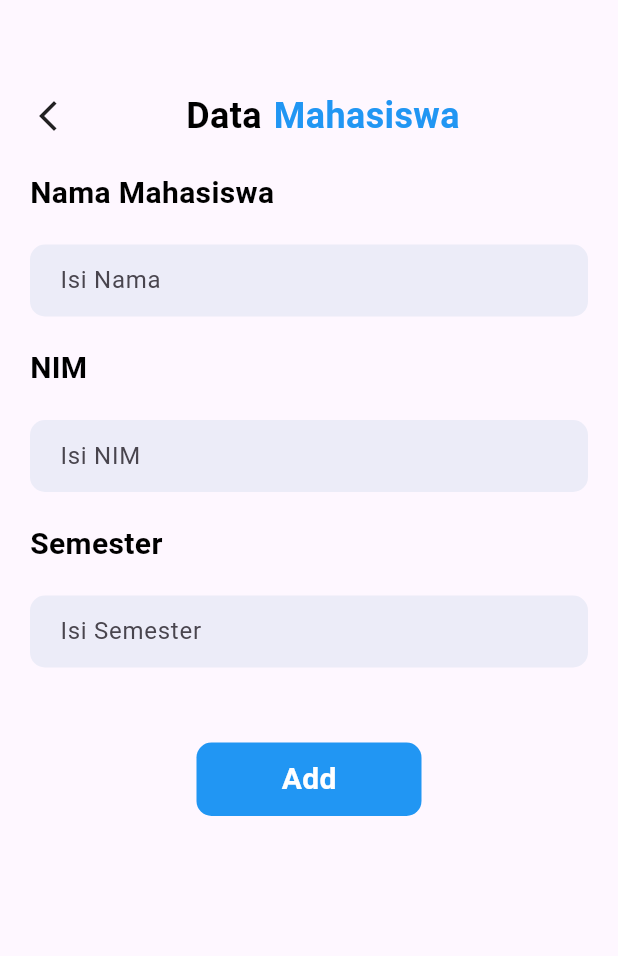
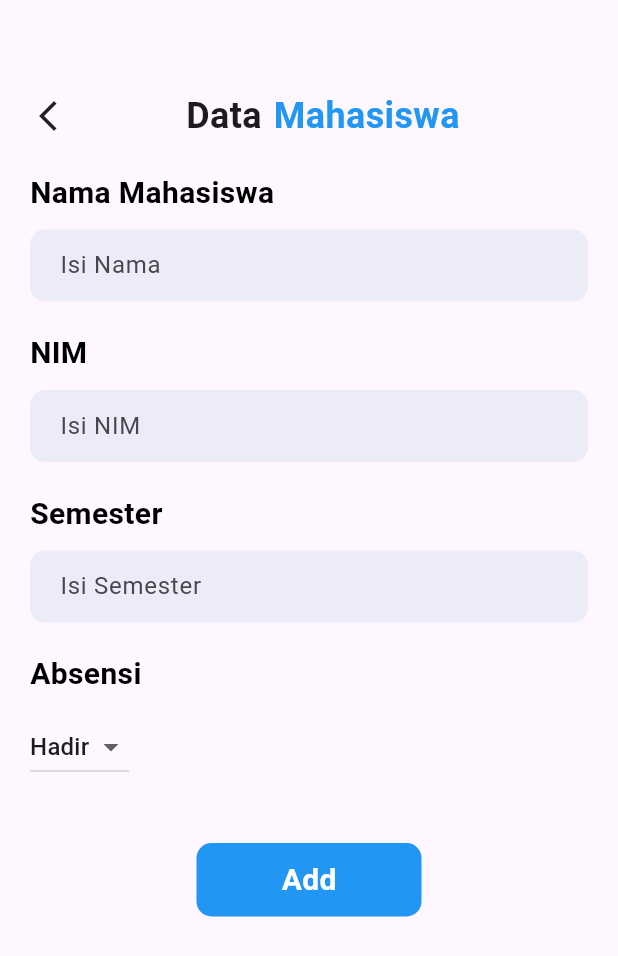
Before and after one commit to Siblih/UAS, a Flutter app: the AddStudent screen opened directly, on a phone screen of 412 x 824 dp. Shown: the top 956 px of the screen. Run offline on Flutter 3.47's test engine with Material 3 defaults, Android fonts, the phone set to English and light mode, and no system bars; our stand-ins replace random_string, supabase_flutter; accounts and stored records are empty.

Commit message:
Perbaikan parameter absensi dan perbaikan menu update

```diff
--- a/lib/pages/add_student.dart
+++ b/lib/pages/add_student.dart
@@ -1,25 +1,44 @@
 // ignore_for_file: use_build_context_synchronously
 
+import 'package:flutter/material.dart';
 import 'package:random_string/random_string.dart';
-import '../service/database.dart'; // Adjust the path based on the actual location of database_methods.dart
-import 'package:flutter/material.dart';
+import '../service/database.dart';
 
 class AddStudent extends StatefulWidget {
   final bool isEdit;
-final Map<String, dynamic>? studentData;
+  final Map<String, dynamic>? studentData;
 
-const AddStudent({super.key, this.isEdit = false, this.studentData});
-
+  const AddStudent({super.key, this.isEdit = false, this.studentData});
 
   @override
   State<AddStudent> createState() => _AddStudentState();
 }
 
 class _AddStudentState extends State<AddStudent> {
-  TextEditingController nameController = TextEditingController();
-  TextEditingController ageController = TextEditingController();
-  TextEditingController rollnoController = TextEditingController();
-  bool isLoading = false; // Track loading state
+  final TextEditingController nameController = TextEditingController();
+  final TextEditingController ageController = TextEditingController(); // NIM
+  final TextEditingController rollnoController = TextEditingController(); // Semester
+  String attendanceStatus = 'H';
+  bool isLoading = false;
+
+  @override
+  void initState() {
+    super.initState();
+    if (widget.isEdit && widget.studentData != null) {
+      nameController.text = widget.studentData!['nama'] ?? '';
+      ageController.text = widget.studentData!['nim'].toString();
+      rollnoController.text = widget.studentData!['semester'] ?? '';
+      attendanceStatus = widget.studentData!['absensi'] ?? 'H';
+    }
+  }
+
+  @override
+  void dispose() {
+    nameController.dispose();
+    ageController.dispose();
+    rollnoController.dispose();
+    super.dispose();
+  }
 
   @override
   Widget build(BuildContext context) {
@@ -29,156 +48,114 @@ class _AddStudentState extends State<AddStudent> {
         child: Column(
           crossAxisAlignment: CrossAxisAlignment.start,
           children: [
+            // Header
             Row(
               children: [
                 GestureDetector(
-                  onTap: () {
-                    Navigator.pop(context); // kembali ke halaman sebelumnya
-                  },
+                  onTap: () => Navigator.pop(context),
                   child: const Icon(Icons.arrow_back_ios_new_outlined),
                 ),
                 SizedBox(width: 80.0),
                 Text(
                   "Data",
-                  style: TextStyle(
-                    color: Colors.black,
-                    fontSize: 24.0,
-                    fontWeight: FontWeight.bold,
-                  ),
+                  style: TextStyle(fontSize: 24.0, fontWeight: FontWeight.bold),
                 ),
-                const SizedBox(width: 8.0),
+                SizedBox(width: 8.0),
                 Text(
                   "Mahasiswa",
-                  style: TextStyle(
-                    color: Colors.blue,
-                    fontSize: 24.0,
-                    fontWeight: FontWeight.bold,
-                  ),
+                  style: TextStyle(color: Colors.blue, fontSize: 24.0, fontWeight: FontWeight.bold),
                 ),
               ],
             ),
-            const SizedBox(height: 20.0),
-            Text(
-              "Nama Mahasiswa",
-              style: TextStyle(
-                color: Colors.black,
-                fontSize: 20.0,
-                fontWeight: FontWeight.bold,
-              ),
+            SizedBox(height: 20.0),
+
+            // Nama
+            Text("Nama Mahasiswa", style: _labelStyle()),
+            SizedBox(height: 10.0),
+            _buildTextField(nameController, "Isi Nama"),
+
+            // NIM
+            SizedBox(height: 20.0),
+            Text("NIM", style: _labelStyle()),
+            SizedBox(height: 10.0),
+            _buildTextField(ageController, "Isi NIM"),
+
+            // Semester
+            SizedBox(height: 20.0),
+            Text("Semester", style: _labelStyle()),
+            SizedBox(height: 10.0),
+            _buildTextField(rollnoController, "Isi Semester"),
+
+            // Attendance
+            SizedBox(height: 20.0),
+            Text("Absensi", style: _labelStyle()),
+            SizedBox(height: 10.0),
+            DropdownButton<String>(
+              value: attendanceStatus,
+              onChanged: (String? newValue) {
+                setState(() {
+                  attendanceStatus = newValue!;
+                });
+              },
+              items: <String>['H', 'A'].map((String value) {
+                return DropdownMenuItem<String>(
+                  value: value,
+                  child: Text(value == 'H' ? 'Hadir' : 'Alpha'),
+                );
+              }).toList(),
             ),
-            SizedBox(height: 20.0),
-            Container(
-              padding: EdgeInsets.only(left: 20.0),
-              decoration: BoxDecoration(
-                  color: Color(0xFFececf8), borderRadius: BorderRadius.circular(10.0)),
-              child: TextField(
-                controller: nameController,
-                decoration: InputDecoration(
-                    border: InputBorder.none, hintText: "Isi Nama "),
-              ),
-            ),
-            SizedBox(height: 20.0),
-            Text(
-              "NIM",
-              style: TextStyle(
-                color: Colors.black,
-                fontSize: 20.0,
-                fontWeight: FontWeight.bold,
-              ),
-            ),
-            SizedBox(height: 20.0),
-            Container(
-              padding: EdgeInsets.only(left: 20.0),
-              decoration: BoxDecoration(
-                  color: Color(0xFFececf8), borderRadius: BorderRadius.circular(10.0)),
-              child: TextField(
-                controller: ageController,
-                decoration: InputDecoration(
-                    border: InputBorder.none, hintText: "Isi NIM"),
-              ),
-            ),
-            SizedBox(height: 20.0),
-            Text(
-              "Semester",
-              style: TextStyle(
-                color: Colors.black,
-                fontSize: 20.0,
-                fontWeight: FontWeight.bold,
-              ),
-            ),
-            SizedBox(height: 20.0),
-            Container(
-              padding: EdgeInsets.only(left: 20.0),
-              decoration: BoxDecoration(
-                  color: Color(0xFFececf8), borderRadius: BorderRadius.circular(10.0)),
-              child: TextField(
-                controller: rollnoController,
-                decoration: InputDecoration(
-                    border: InputBorder.none, hintText: "Isi Semester"),
-              ),
-            ),
-            SizedBox(height: 50.0),
+
+            // Tombol Simpan
+            SizedBox(height: 40.0),
             Center(
               child: GestureDetector(
                 onTap: () async {
                   if (nameController.text.isNotEmpty &&
                       ageController.text.isNotEmpty &&
                       rollnoController.text.isNotEmpty) {
-                    String addID = randomAlphaNumeric(10);
+                    setState(() => isLoading = true);
 
                     Map<String, dynamic> studentInfoMap = {
                       "nama": nameController.text,
                       "nim": ageController.text,
                       "semester": rollnoController.text,
+                      "absensi": attendanceStatus,
                     };
 
-                    setState(() {
-                      isLoading = true; // Show loading
-                    });
-
                     try {
-                      await DatabaseMethods().addStudent(studentInfoMap, addID);
-
-                      // Clear fields after submission
-                      nameController.clear();
-                      ageController.clear();
-                      rollnoController.clear();
+                      if (widget.isEdit && widget.studentData != null) {
+                        await DatabaseMethods().updateStudent(widget.studentData!['id'], studentInfoMap);
+                      } else {
+                        String addID = randomAlphaNumeric(10);
+                        await DatabaseMethods().addStudent(studentInfoMap, addID);
+                      }
 
                       ScaffoldMessenger.of(context).showSnackBar(
                         SnackBar(
                           backgroundColor: Colors.green,
                           content: Text(
-                            "Data Berhasil Di Simpan!",
-                            style: TextStyle(
-                              fontSize: 16.0,
-                              fontWeight: FontWeight.bold,
-                            ),
+                            widget.isEdit ? "Data Berhasil Diupdate!" : "Data Berhasil Disimpan!",
+                            style: TextStyle(fontWeight: FontWeight.bold),
                           ),
                         ),
                       );
+
+                      Navigator.pop(context); // kembali ke halaman sebelumnya
                     } catch (e) {
                       ScaffoldMessenger.of(context).showSnackBar(
                         SnackBar(
                           backgroundColor: Colors.red,
-                          content: Text(
-                            "Error: ${e.toString()}",
-                            style: TextStyle(fontSize: 16.0),
-                          ),
+                          content: Text("Error: ${e.toString()}"),
                         ),
                       );
                     } finally {
-                      setState(() {
-                        isLoading = false; // Hide loading
-                      });
+                      setState(() => isLoading = false);
                     }
                   } else {
                     ScaffoldMessenger.of(context).showSnackBar(
                       SnackBar(
                         backgroundColor: Colors.orange,
-                        content: Text(
-                          "Please fill in all fields!",
-                          style: TextStyle(fontSize: 16.0),
-                        ),
+                        content: Text("Harap isi semua field!"),
                       ),
                     );
                   }
@@ -192,14 +169,10 @@ class _AddStudentState extends State<AddStudent> {
                   ),
                   child: Center(
                     child: isLoading
-                        ? CircularProgressIndicator(color: Colors.white) // Show loading indicator
+                        ? CircularProgressIndicator(color: Colors.white)
                         : Text(
-                            "Add",
-                            style: TextStyle(
-                              color: Colors.white,
-                              fontSize: 20.0,
-                              fontWeight: FontWeight.bold,
-                            ),
+                            widget.isEdit ? "Update" : "Add",
+                            style: TextStyle(color: Colors.white, fontSize: 20.0, fontWeight: FontWeight.bold),
                           ),
                   ),
                 ),
@@ -210,4 +183,19 @@ class _AddStudentState extends State<AddStudent> {
       ),
     );
   }
+
+  TextStyle _labelStyle() {
+    return TextStyle(color: Colors.black, fontSize: 20.0, fontWeight: FontWeight.bold);
+  }
+
+  Widget _buildTextField(TextEditingController controller, String hint) {
+    return Container(
+      padding: EdgeInsets.only(left: 20.0),
+      decoration: BoxDecoration(color: Color(0xFFececf8), borderRadius: BorderRadius.circular(10.0)),
+      child: TextField(
+        controller: controller,
+        decoration: InputDecoration(border: InputBorder.none, hintText: hint),
+      ),
+    );
+  }
 }
```
Also changed, not shown: lib/pages/home.dart (+9 -3 lines), lib/service/database.dart (+31 -11 lines).
